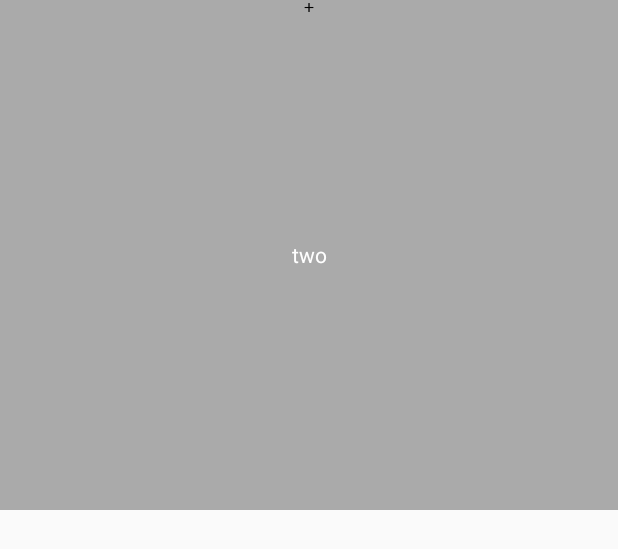
After one commit to AlekseyNesmelov/GPSTracker, an Android app: the layout bottom_sheet.xml on its own in the app's theme, with its tools: preview values and no code run, on a phone screen of 412 x 824 dp. The commit adds this screen. Shown: the top 549 px of the screen. Run offline under Robolectric (Android 15) with nearby library versions, the phone set to English and light mode, and no system bars.

Commit message:
bottom sheet

```diff
--- /dev/null
+++ b/app/src/main/res/layout/bottom_sheet.xml
@@ -0,0 +1,26 @@
+<?xml version="1.0" encoding="utf-8"?>
+<android.support.constraint.ConstraintLayout
+    xmlns:android="http://schemas.android.com/apk/res/android"
+    xmlns:app="http://schemas.android.com/apk/res-auto"
+    android:id="@+id/bottom_sheet"
+    android:layout_width="match_parent"
+    android:layout_height="340dp"
+    android:background="@android:color/darker_gray"
+    android:orientation="vertical"
+    app:behavior_hideable="false"
+    app:behavior_peekHeight="10dp"
+    app:layout_behavior="android.support.design.widget.BottomSheetBehavior">
+
+    <ImageView
+        android:layout_width="match_parent"
+        android:layout_height="10dp"
+        android:src="@drawable/ic_add_black_24dp"/>
+
+    <TextView
+        android:layout_width="match_parent"
+        android:layout_height="match_parent"
+        android:gravity="center"
+        android:text="two"
+        android:textColor="@android:color/white" />
+
+</android.support.constraint.ConstraintLayout>
--- a/app/src/main/res/layout/layout_map.xml
+++ b/app/src/main/res/layout/layout_map.xml
@@ -43,9 +43,12 @@
         android:layout_width="wrap_content"
         android:layout_height="wrap_content"
         android:layout_margin="20dp"
-        android:layout_gravity="bottom|end"
+        app:layout_anchor="@id/bottom_sheet"
+        app:layout_anchorGravity="end|right"
         android:src="@drawable/ic_reorder_black_24dp"/>
 
     <include layout="@layout/fab_menu_layout" />
 
+    <include layout="@layout/bottom_sheet" />
+
 </android.support.design.widget.CoordinatorLayout>
```
Also changed, not shown: app/src/main/java/com/nesmelov/alexey/gpstracker/ui/behavior/MapFabsBehavior.java (added, +21 -0 lines), app/src/main/java/com/nesmelov/alexey/gpstracker/ui/fragments/MapFragment.java (+38 -8 lines).
